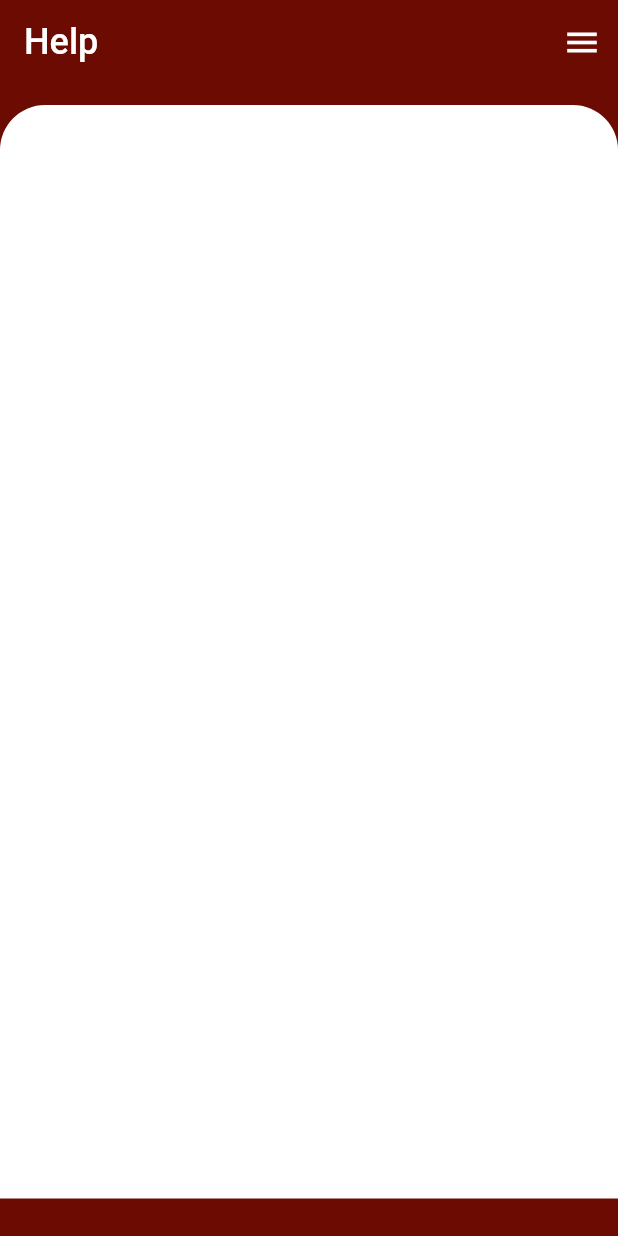
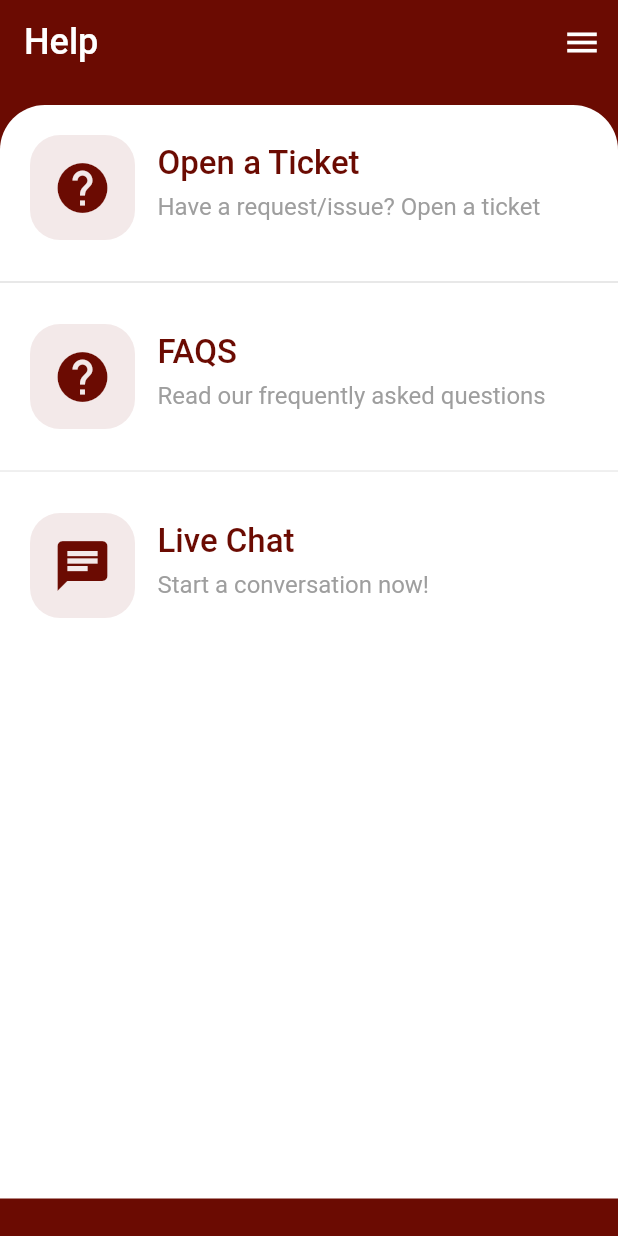
Before and after one commit to codewithdarkwa/new-aim-flutter, a Flutter app: the Help screen opened directly, on a phone screen of 412 x 824 dp. Run offline on Flutter 3.47's test engine with Material 2 defaults, Android fonts, the phone set to English and light mode, and no system bars.

Commit message:
done with the help section

```diff
--- a/lib/pages/help.dart
+++ b/lib/pages/help.dart
@@ -29,6 +29,27 @@ class Help extends StatelessWidget {
                   ),
                   color: Colors.white,
                 ),
+                child: Column(
+                  children: const [
+                    HelpRequest(
+                      title: 'Open a Ticket',
+                      subtitle: 'Have a request/issue? Open a ticket',
+                      icon: Icons.help,
+                    ),
+                    Divider(thickness: 1),
+                    HelpRequest(
+                      title: 'FAQS',
+                      subtitle: 'Read our frequently asked questions',
+                      icon: Icons.help,
+                    ),
+                    Divider(),
+                    HelpRequest(
+                      title: 'Live Chat',
+                      subtitle: 'Start a conversation now!',
+                      icon: Icons.chat,
+                    ),
+                  ],
+                ),
               ),
             ],
           ),
@@ -38,3 +59,65 @@ class Help extends StatelessWidget {
     );
   }
 }
+
+class HelpRequest extends StatelessWidget {
+  const HelpRequest({
+    Key? key,
+    this.title,
+    this.subtitle,
+    required this.icon,
+  }) : super(key: key);
+
+  final title;
+  final subtitle;
+  final IconData icon;
+  @override
+  Widget build(BuildContext context) {
+    return Padding(
+      padding: const EdgeInsets.all(20.0),
+      child: Row(
+        crossAxisAlignment: CrossAxisAlignment.start,
+        children: [
+          Container(
+            width: 70,
+            height: 70,
+            decoration: BoxDecoration(
+              color: const Color(0xfff3e9e9),
+              borderRadius: BorderRadius.circular(20.0),
+            ),
+            child: Icon(icon, size: 40, color: const Color(0xff6b0b02)),
+          ),
+          Column(
+            crossAxisAlignment: CrossAxisAlignment.start,
+            children: [
+              Padding(
+                padding: const EdgeInsets.symmetric(
+                  vertical: 6.0,
+                  horizontal: 15,
+                ),
+                child: Text(
+                  title,
+                  style: const TextStyle(
+                    fontSize: 22,
+                    fontWeight: FontWeight.w500,
+                    color: Color(0xff6b0b02),
+                  ),
+                ),
+              ),
+              Padding(
+                padding: const EdgeInsets.symmetric(horizontal: 15.0),
+                child: Text(
+                  subtitle,
+                  style: const TextStyle(
+                    fontSize: 16,
+                    color: Colors.grey,
+                  ),
+                ),
+              ),
+            ],
+          ),
+        ],
+      ),
+    );
+  }
+}
```
